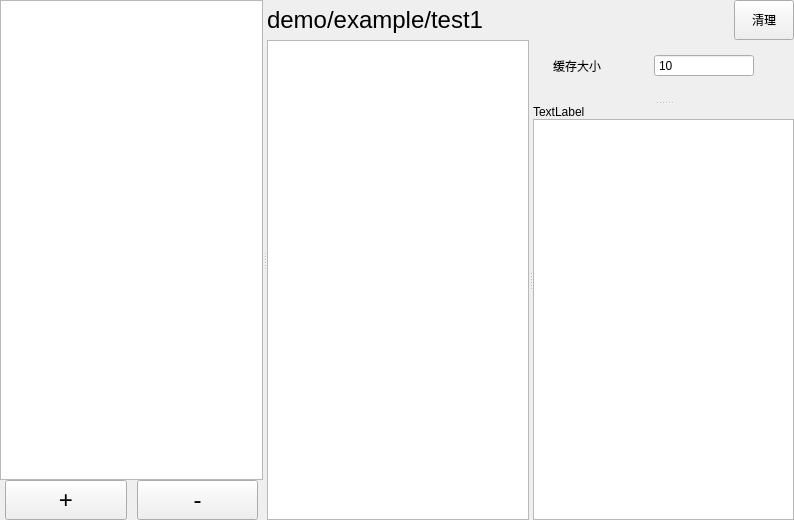
Before: the Qt Designer form src/page_sub/page_sub.ui in sanri/zenoh-hammer, drawn with Qt 5.
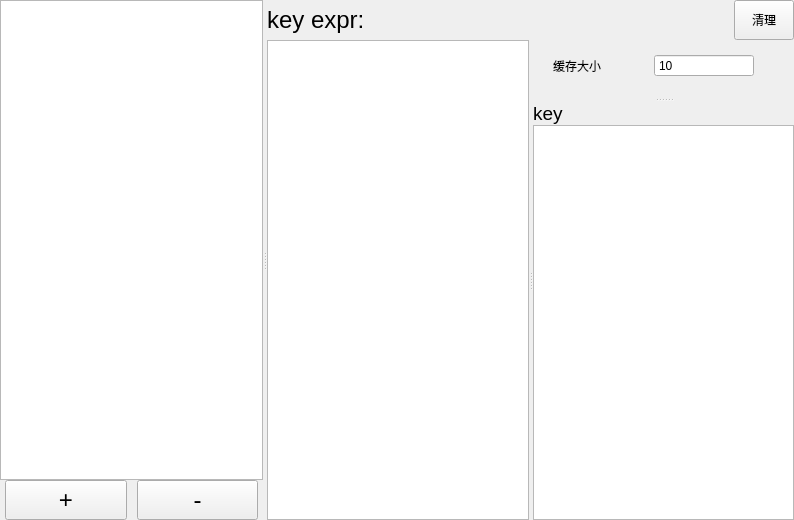
After: the same form once the commit is applied.

The edit to the form file:
```diff
--- a/src/page_sub/page_sub.ui
+++ b/src/page_sub/page_sub.ui
@@ -116,13 +116,25 @@
        <item>
         <layout class="QHBoxLayout" name="horizontalLayout_2">
          <property name="spacing">
-          <number>0</number>
+          <number>10</number>
          </property>
          <property name="sizeConstraint">
           <enum>QLayout::SetMinimumSize</enum>
          </property>
          <item>
-          <widget class="QLabel" name="key_select_label">
+          <widget class="QLabel" name="label">
+           <property name="font">
+            <font>
+             <pointsize>18</pointsize>
+            </font>
+           </property>
+           <property name="text">
+            <string notr="true">key expr:</string>
+           </property>
+          </widget>
+         </item>
+         <item>
+          <widget class="QLabel" name="selectKeyExpr">
            <property name="maximumSize">
             <size>
              <width>16777215</width>
@@ -135,7 +147,7 @@
             </font>
            </property>
            <property name="text">
-            <string notr="true">demo/example/test1</string>
+            <string notr="true"/>
            </property>
           </widget>
          </item>
@@ -217,11 +229,44 @@
              <number>0</number>
             </property>
             <item>
-             <widget class="QLabel" name="label">
-              <property name="text">
-               <string>TextLabel</string>
+             <layout class="QHBoxLayout" name="horizontalLayout_4">
+              <property name="spacing">
+               <number>10</number>
               </property>
-             </widget>
+              <property name="sizeConstraint">
+               <enum>QLayout::SetFixedSize</enum>
+              </property>
+              <item>
+               <widget class="QLabel" name="label_2">
+                <property name="maximumSize">
+                 <size>
+                  <width>30</width>
+                  <height>16777215</height>
+                 </size>
+                </property>
+                <property name="font">
+                 <font>
+                  <pointsize>14</pointsize>
+                 </font>
+                </property>
+                <property name="text">
+                 <string notr="true">key:</string>
+                </property>
+               </widget>
+              </item>
+              <item>
+               <widget class="QLabel" name="selectKey">
+                <property name="font">
+                 <font>
+                  <pointsize>14</pointsize>
+                 </font>
+                </property>
+                <property name="text">
+                 <string notr="true"/>
+                </property>
+               </widget>
+              </item>
+             </layout>
             </item>
             <item>
              <widget class="QTableView" name="valueTableView"/>
```
